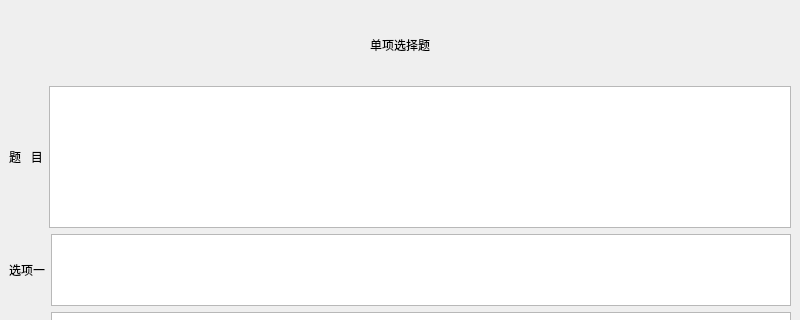
Qt form mulselectwindow.ui (dingmark1/TestSystem) before a commit; both pictures show x 0 to 800 and y 0 to 320 of the 800 by 600 pixel window.
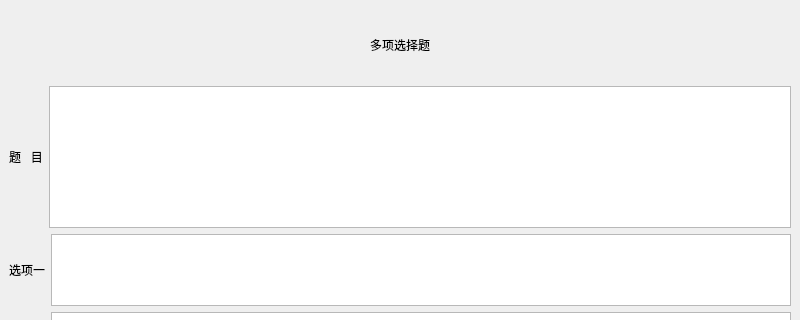
The same form after that commit.

```diff
--- a/mulselectwindow.ui
+++ b/mulselectwindow.ui
@@ -20,7 +20,7 @@
       <item>
        <widget class="QLabel" name="label_7">
         <property name="text">
-         <string>单项选择题</string>
+         <string>多项选择题</string>
         </property>
         <property name="alignment">
          <set>Qt::AlignmentFlag::AlignCenter</set>
```
